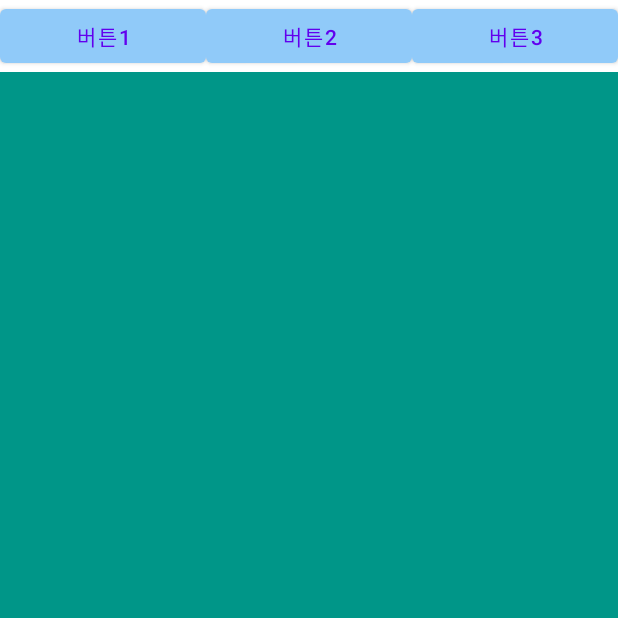
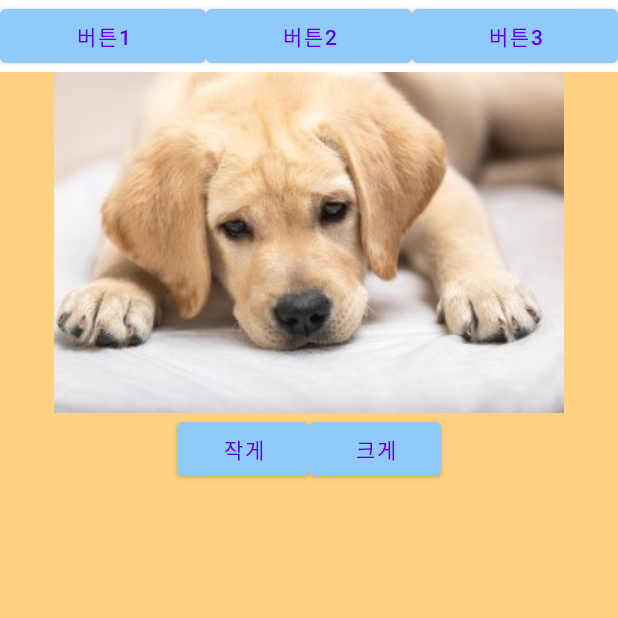
Before and after one commit to UHS1019/MyCalendar, an Android app: the screen it shows after launch (MainActivity), after a tap on "버튼2", on a phone screen of 412 x 824 dp, the top half of it. Run offline under Robolectric (Android 15) with nearby library versions, the phone set to English and light mode, and no system bars.

Commit message:
파일 처리 추가

```diff
--- a/app/src/main/java/com/example/mycalendar/Fragment2.java
+++ b/app/src/main/java/com/example/mycalendar/Fragment2.java
@@ -4,61 +4,44 @@ import android.os.Bundle;
 
 import androidx.fragment.app.Fragment;
 
+import android.util.Log;
 import android.view.LayoutInflater;
 import android.view.View;
 import android.view.ViewGroup;
+import android.widget.Button;
+import android.widget.ImageView;
 
-/**
- * A simple {@link Fragment} subclass.
- * Use the {@link Fragment2#newInstance} factory method to
- * create an instance of this fragment.
- */
-public class Fragment2 extends Fragment {
+public class Fragment2 extends Fragment implements View.OnClickListener {
 
-    // TODO: Rename parameter arguments, choose names that match
-    // the fragment initialization parameters, e.g. ARG_ITEM_NUMBER
-    private static final String ARG_PARAM1 = "param1";
-    private static final String ARG_PARAM2 = "param2";
-
-    // TODO: Rename and change types of parameters
-    private String mParam1;
-    private String mParam2;
-
-    public Fragment2() {
-        // Required empty public constructor
-    }
-
-    /**
-     * Use this factory method to create a new instance of
-     * this fragment using the provided parameters.
-     *
-     * @param param1 Parameter 1.
-     * @param param2 Parameter 2.
-     * @return A new instance of fragment Fragment2.
-     */
-    // TODO: Rename and change types and number of parameters
-    public static Fragment2 newInstance(String param1, String param2) {
-        Fragment2 fragment = new Fragment2();
-        Bundle args = new Bundle();
-        args.putString(ARG_PARAM1, param1);
-        args.putString(ARG_PARAM2, param2);
-        fragment.setArguments(args);
-        return fragment;
-    }
-
-    @Override
-    public void onCreate(Bundle savedInstanceState) {
-        super.onCreate(savedInstanceState);
-        if (getArguments() != null) {
-            mParam1 = getArguments().getString(ARG_PARAM1);
-            mParam2 = getArguments().getString(ARG_PARAM2);
-        }
-    }
+    ImageView imageView;
 
     @Override
     public View onCreateView(LayoutInflater inflater, ViewGroup container,
                              Bundle savedInstanceState) {
-        // Inflate the layout for this fragment
-        return inflater.inflate(R.layout.fragment_2, container, false);
+        View view = inflater.inflate(R.layout.fragment_2, container, false);
+
+        Button btn1 = view.findViewById(R.id.btn_small);
+        Button btn2 = view.findViewById(R.id.btn_large);
+        imageView = view.findViewById(R.id.image_main);
+
+        btn1.setOnClickListener(this);
+        btn2.setOnClickListener(this);
+        return view;
+    }
+
+    @Override
+    public void onClick(View v) {
+        switch (v.getId()){
+            case R.id.btn_small:
+                //Log.d("X", imageView.getScaleX() + "");
+                imageView.setScaleX(imageView.getScaleX() - 0.1f);
+                imageView.setScaleY(imageView.getScaleY() - 0.1f);
+                break;
+            case R.id.btn_large:
+                //Log.d("X", imageView.getScaleX() + "");
+                imageView.setScaleX(imageView.getScaleX() + 0.1f);
+                imageView.setScaleY(imageView.getScaleY() + 0.1f);
+                break;
+        }
     }
 }
--- a/app/src/main/res/layout/fragment_2.xml
+++ b/app/src/main/res/layout/fragment_2.xml
@@ -1,9 +1,37 @@
 <?xml version="1.0" encoding="utf-8"?>
-<FrameLayout xmlns:android="http://schemas.android.com/apk/res/android"
+<LinearLayout xmlns:android="http://schemas.android.com/apk/res/android"
     xmlns:tools="http://schemas.android.com/tools"
     android:layout_width="match_parent"
     android:layout_height="match_parent"
-    android:background="#009688"
+    android:background="#FFD180"
+    android:orientation="vertical"
     tools:context=".Fragment2">
 
-</FrameLayout>
+    <ImageView
+        android:id="@+id/image_main"
+        android:layout_width="match_parent"
+        android:layout_height="wrap_content"
+        android:scaleType="centerInside"
+        android:src="@drawable/dog" />
+
+    <LinearLayout
+        android:layout_width="match_parent"
+        android:layout_height="wrap_content"
+        android:gravity="center_horizontal">
+
+        <Button
+            android:id="@+id/btn_small"
+            android:layout_width="wrap_content"
+            android:layout_height="wrap_content"
+            android:text="작게" />
+
+        <Button
+            android:id="@+id/btn_large"
+            android:layout_width="wrap_content"
+            android:layout_height="wrap_content"
+            android:text="크게" />
+
+
+    </LinearLayout>
+
+</LinearLayout>
```
Also changed, not shown: app/src/main/res/drawable-v24/dog.jpg (added).
